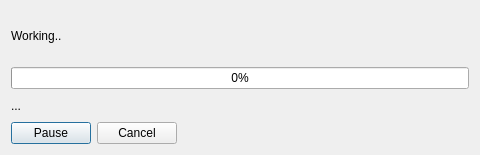
Before: the Qt Designer form dialogprogressbar.ui in PsyCommando/ppmdu_spriteeditor, drawn with Qt 5.
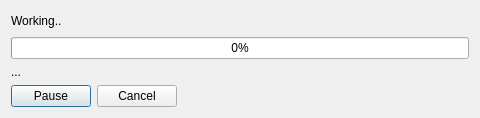
After: the same form once the commit is applied.

The edit to the form file:
```diff
--- a/dialogprogressbar.ui
+++ b/dialogprogressbar.ui
@@ -10,7 +10,7 @@
     <x>0</x>
     <y>0</y>
     <width>480</width>
-    <height>155</height>
+    <height>115</height>
    </rect>
   </property>
   <property name="windowTitle">
@@ -31,7 +31,7 @@
      <property name="minimumSize">
       <size>
        <width>0</width>
-       <height>50</height>
+       <height>20</height>
       </size>
      </property>
      <property name="text">
```
